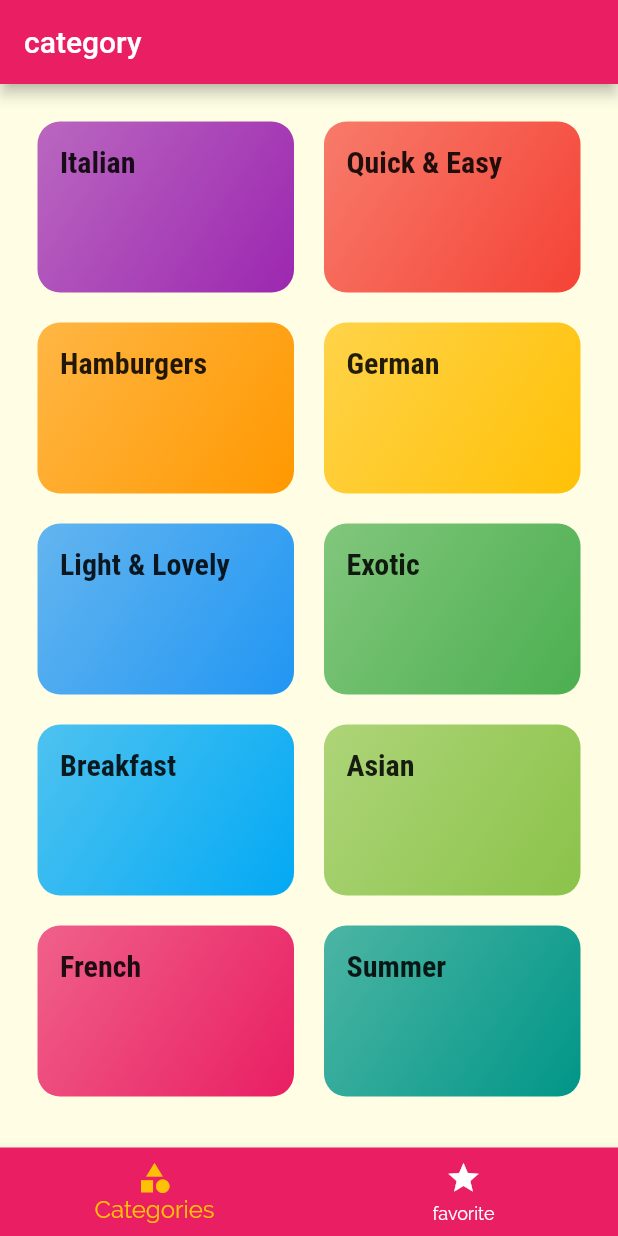
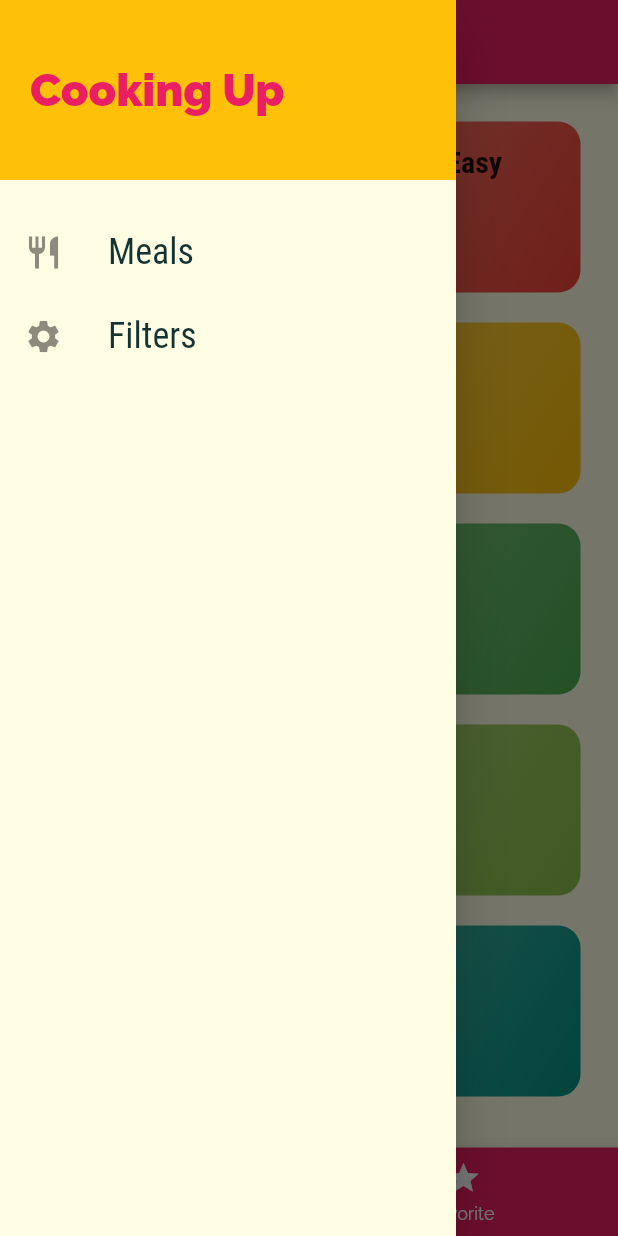
Before and after one commit to murillo0824/flutter_DeliMeal, a Flutter app: the screen it shows after launch, with the side drawer open (before the commit the screen has no drawer), on a phone screen of 412 x 824 dp. Run offline on Flutter 3.47's test engine with Material 2 defaults, Android fonts, the phone set to English and light mode, and no system bars.

Commit message:
add: main drawer to the app

```diff
--- a/lib/main.dart
+++ b/lib/main.dart
@@ -3,6 +3,7 @@ import 'package:flutter_meals_app/screens/category_meals_screen.dart';
 import './screens/categories_screen.dart';
 import './screens/meal_detail_screen.dart';
 import './screens/tabs_screen.dart';
+import './screens/filters_screen.dart';
 
 void main() => runApp(const MyApp());
 
@@ -38,6 +39,7 @@ class MyApp extends StatelessWidget {
       routes: {
         CategoryMealsScreen.routeName: (ctx) => const CategoryMealsScreen(),
         MealDetailScreen.routeName: (ctx) => const MealDetailScreen(),
+        FilterScreen.routeName: (ctx) => const FilterScreen(),
       },
       onGenerateRoute: (settings) {
         return MaterialPageRoute(
--- /dev/null
+++ b/lib/screens/filters_screen.dart
@@ -0,0 +1,20 @@
+import 'package:flutter/material.dart';
+import 'package:flutter_meals_app/widgets/main_drawer.dart';
+
+class FilterScreen extends StatelessWidget {
+  const FilterScreen({Key? key}) : super(key: key);
+  static String routeName = '/filter';
+
+  @override
+  Widget build(BuildContext context) {
+    return Scaffold(
+      appBar: AppBar(
+        title: const Text('Your filter'),
+      ),
+      drawer: const MainDrawer(),
+      body: const Center(
+        child: Text('filter'),
+      ),
+    );
+  }
+}
--- a/lib/screens/tabs_screen.dart
+++ b/lib/screens/tabs_screen.dart
@@ -1,6 +1,7 @@
 import 'package:flutter/material.dart';
 import './categories_screen.dart';
 import './favorite_screen.dart';
+import '../widgets/main_drawer.dart';
 
 class TabsScreen extends StatefulWidget {
   const TabsScreen({Key? key}) : super(key: key);
@@ -11,8 +12,8 @@ class TabsScreen extends StatefulWidget {
 
 class _TabsScreenState extends State<TabsScreen> {
   final List<Map<String, Object>> _pages = [
-    {'page': CategoriesScreen(), 'title': 'category'},
-    {'page': FavoriteScreen(), 'title': 'favorite'}
+    {'page': const CategoriesScreen(), 'title': 'category'},
+    {'page': const FavoriteScreen(), 'title': 'favorite'}
   ];
   int _selectedPageIndex = 0;
   void _selectPage(int index) {
@@ -27,6 +28,7 @@ class _TabsScreenState extends State<TabsScreen> {
       appBar: AppBar(
         title: Text(_pages[_selectedPageIndex]['title'] as String),
       ),
+      drawer: MainDrawer(),
       body: _pages[_selectedPageIndex]['page'] as Widget,
       bottomNavigationBar: BottomNavigationBar(
         onTap: _selectPage,
--- /dev/null
+++ b/lib/widgets/main_drawer.dart
@@ -0,0 +1,57 @@
+import 'package:flutter/material.dart';
+import '../screens/filters_screen.dart';
+
+class MainDrawer extends StatelessWidget {
+  const MainDrawer({Key? key}) : super(key: key);
+
+  Widget _buildListTile(String title, IconData icon, VoidCallback tapHandler) {
+    return ListTile(
+      leading: Icon(
+        icon,
+        size: 26,
+      ),
+      title: Text(
+        title,
+        style: const TextStyle(
+          fontFamily: 'RobotoCondensed',
+          fontSize: 24,
+        ),
+      ),
+      onTap: tapHandler,
+    );
+  }
+
+  @override
+  Widget build(BuildContext context) {
+    return Drawer(
+      child: Column(
+        children: [
+          Container(
+            height: 120,
+            width: double.infinity,
+            padding: const EdgeInsets.all(20),
+            alignment: Alignment.centerLeft,
+            color: Theme.of(context).colorScheme.secondary,
+            child: Text(
+              'Cooking Up ',
+              style: TextStyle(
+                fontWeight: FontWeight.w900,
+                fontSize: 30,
+                color: Theme.of(context).colorScheme.primary,
+              ),
+            ),
+          ),
+          const SizedBox(
+            height: 20,
+          ),
+          _buildListTile('Meals', Icons.restaurant, () {
+            Navigator.of(context).pushReplacementNamed('/');
+          }),
+          _buildListTile('Filters', Icons.settings, () {
+            Navigator.of(context).pushReplacementNamed(FilterScreen.routeName);
+          }),
+        ],
+      ),
+    );
+  }
+}
```
